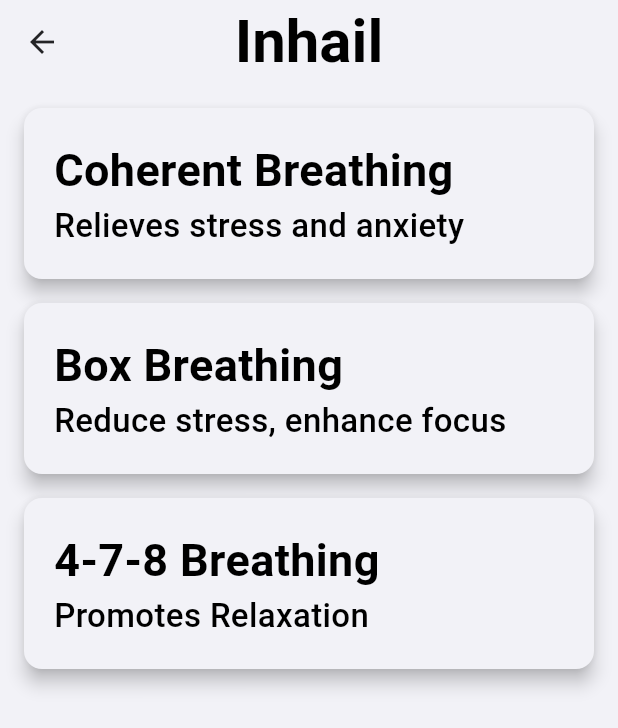
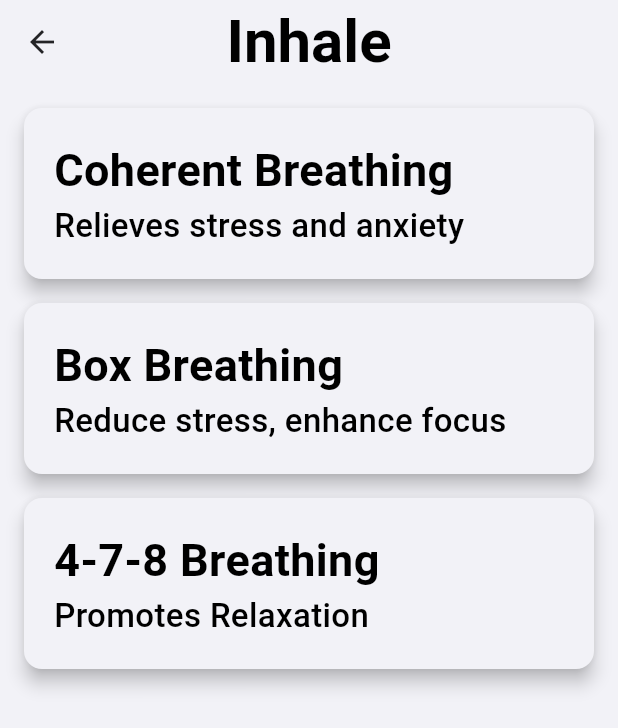
Before and after one commit to jamesdeal89/UniCare, a Flutter app: the GamesView screen opened directly, after a tap on "Inhail", on a phone screen of 412 x 824 dp. Shown: the top 728 px of the screen. Run offline on Flutter 3.47's test engine with Material 3 defaults, Android fonts, the phone set to English and light mode, and no system bars; our stand-ins replace firebase_auth, firebase_core, fl_chart, image_picker, shared_preferences, sqflite; accounts and stored records are empty.

Commit message:
Updated dev to work with refactored files

```diff
--- a/team_31_health_app/lib/views/main/subviews/games/gamesView.dart
+++ b/team_31_health_app/lib/views/main/subviews/games/gamesView.dart
@@ -1,6 +1,6 @@
 import 'package:flutter/material.dart';
 import 'package:team_31_health_app/views/main/subviews/games/mordleView.dart';
-import 'package:team_31_health_app/views/main/subviews/games/inhailView.dart';
+import 'package:team_31_health_app/views/main/subviews/games/inhaleView.dart';
 
 class GamesView extends StatefulWidget {
   const GamesView({super.key});
@@ -69,7 +69,7 @@
                               onTap: () {
                                 Navigator.push(
                                   context,
-                                  MaterialPageRoute(builder: (context) => const InhailView()),
+                                  MaterialPageRoute(builder: (context) => const InhaleView()),
                                 );
                               },
                               child: Column(
--- a/team_31_health_app/lib/views/main/subviews/games/inhailView.dart
+++ b/team_31_health_app/lib/views/main/subviews/games/inhaleView.dart
@@ -1,11 +1,11 @@
 import 'package:flutter/material.dart';
 import 'dart:async';
 
-class InhailView extends StatefulWidget {
-  const InhailView({super.key});
+class InhaleView extends StatefulWidget {
+  const InhaleView({super.key});
 
   @override
-  State<InhailView> createState() => _InhailViewState();
+  State<InhaleView> createState() => _InhaleViewState();
 }
 
 class BreathingExercise {
@@ -18,7 +18,7 @@
   BreathingExercise({required this.inhale, required this.inhaleHold, required this.exhale, required this.cycles, required this.exhaleHold, required this.name});
 }
 
-class _InhailViewState extends State<InhailView> {
+class _InhaleViewState extends State<InhaleView> {
   @override
   Widget build(BuildContext context) {
     return Scaffold(
@@ -27,7 +27,7 @@
           foregroundColor: Theme.of(context).colorScheme.primary,
           iconTheme: IconThemeData(color: Theme.of(context).colorScheme.onSurface),
           title: Text(
-            "Inhail",
+            "Inhale",
             style: Theme.of(context).textTheme.titleLarge?.copyWith(
                   color: Theme.of(context).colorScheme.onPrimary,
                 ),
@@ -192,20 +192,19 @@
     } else if (phase == 'INHALE_HOLD') {
       phase = 'EXHALE';
       timeLeft = widget.exercise.exhale;
-    } else if (phase == 'EXHALE'){
+    } else if (phase == 'EXHALE') {
       if (widget.exercise.exhaleHold > 0) {
         phase = 'EXHALE_HOLD';
         timeLeft = widget.exercise.exhaleHold;
       } else {
-       incrementCycle();
+        incrementCycle();
       }
     } else if (phase == 'EXHALE_HOLD') {
       incrementCycle();
-      }
+    }
   }
 
-
-  void incrementCycle(){
+  void incrementCycle() {
     cyclesCompleted++;
     if (cyclesCompleted < maxCycles) {
       phase = 'INHALE';
@@ -215,6 +214,7 @@
       phase = 'DONE';
     }
   }
+
   @override
   void dispose() {
     timer.cancel();
```
Also changed, not shown: team_31_health_app/lib/views/main/subviews/chat/components/typingbubble.dart (+7 -29 lines), team_31_health_app/pubspec.lock, 7 other files.
